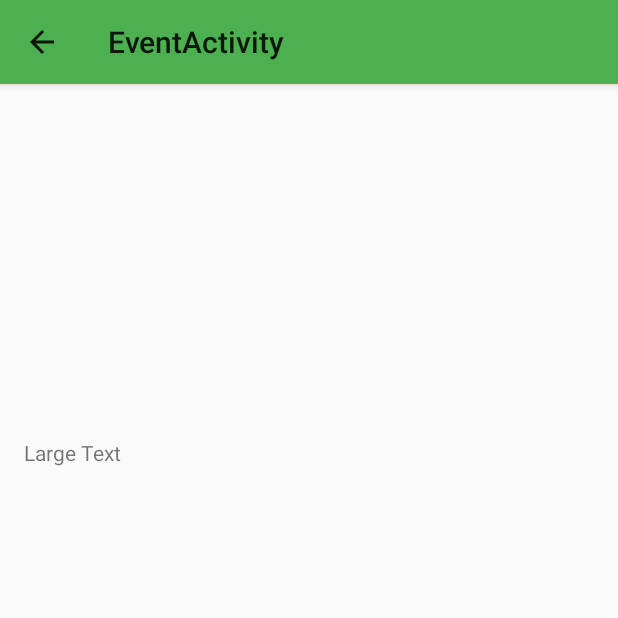
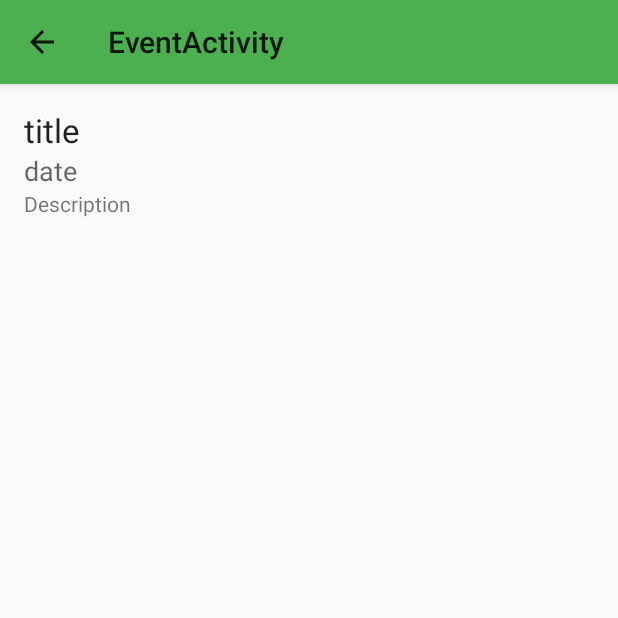
Before and after one commit to dalogax/SportEvents, an Android app: the EventActivity screen opened directly, with no data from a screen before it, on a phone screen of 412 x 824 dp, the top half of it. Run offline under Robolectric (Android 15) with nearby library versions, the phone set to English and light mode, and no system bars; 1 statement that could not run was skipped.

Commit message:
activity event

```diff
--- a/app/src/main/java/com/dalogax/sportevents/EventActivity.java
+++ b/app/src/main/java/com/dalogax/sportevents/EventActivity.java
@@ -10,6 +10,7 @@ import android.graphics.BitmapFactory;
 import android.os.Bundle;
 import android.view.Menu;
 import android.view.MenuItem;
+import android.widget.DatePicker;
 import android.widget.ImageView;
 import android.widget.TextView;
 
@@ -37,6 +38,10 @@ public class EventActivity extends Activity {
             }
             TextView eDesc = (TextView) findViewById(R.id.e_description);
             eDesc.setText(event.description);
+            TextView eDate = (TextView) findViewById(R.id.e_date);
+            eDate.setText(event.getDate());
+            TextView eTitle = (TextView) findViewById(R.id.e_title);
+            eTitle.setText(event.getTitle());
         }
     }
 
--- a/app/src/main/res/layout/activity_event.xml
+++ b/app/src/main/res/layout/activity_event.xml
@@ -5,19 +5,46 @@
     android:paddingTop="@dimen/activity_vertical_margin"
     android:paddingBottom="@dimen/activity_vertical_margin"
     tools:context="com.dalogax.sportevents.EventActivity">
+    <ScrollView xmlns:android="http://schemas.android.com/apk/res/android"
+        android:layout_width="match_parent"
+        android:layout_height="match_parent" >
+        <LinearLayout
+            android:layout_width="match_parent"
+            android:layout_height="wrap_content"
+            android:orientation="vertical">
             <ImageView
-        android:layout_width="150dp"
-        android:layout_height="220dp"
+                android:layout_width="wrap_content"
+                android:layout_height="wrap_content"
                 android:id="@+id/e_image"
                 android:layout_alignParentTop="true"
                 android:layout_centerHorizontal="true" />
             <TextView
+                android:textAppearance="?android:attr/textAppearanceLarge"
+                android:layout_width="wrap_content"
+                android:layout_height="wrap_content"
+                android:id="@+id/e_title"
+                android:text="title"
+                android:layout_below="@+id/e_image"
+                android:layout_toEndOf="@+id/e_image"
+                android:layout_alignParentLeft="true"/>
+            <TextView
+                android:textAppearance="?android:attr/textAppearanceMedium"
+                android:layout_width="wrap_content"
+                android:layout_height="wrap_content"
+                android:id="@+id/e_date"
+                android:text="date"
+                android:layout_below="@+id/e_title"
+                android:layout_toEndOf="@+id/e_title"
+                android:layout_alignParentLeft="true"/>
+            <TextView
                 android:layout_width="wrap_content"
                 android:layout_height="wrap_content"
                 android:textAppearance="?android:attr/textAppearanceSmall"
-        android:text="Large Text"
+                android:text="Description"
                 android:id="@+id/e_description"
-        android:layout_below="@+id/e_image"
-        android:layout_toEndOf="@+id/e_image"
+                android:layout_below="@+id/e_date"
+                android:layout_toEndOf="@+id/e_date"
                 android:layout_alignParentLeft="true"/>
+        </LinearLayout>
+    </ScrollView>
 </RelativeLayout>
--- a/app/src/main/res/menu/main.xml
+++ b/app/src/main/res/menu/main.xml
@@ -4,7 +4,7 @@
         android:title="@string/search_title"
         android:icon="@android:drawable/ic_menu_search"
         android:showAsAction="collapseActionView|ifRoom"
-        android:actionViewClass="android.widget.SearchView" />
+        android:actionViewClass="android.widget.SearchView"/>
     <!--<item android:id="@+id/action_example" android:title="@string/action_example"
         android:showAsAction="withText|ifRoom" />
     <item android:id="@+id/action_settings" android:title="@string/action_settings"
--- a/app/src/main/res/values-v21/styles.xml
+++ b/app/src/main/res/values-v21/styles.xml
@@ -5,7 +5,7 @@
     <color name="accent">#607D8B</color>
     <color name="primary_text">#212121</color>
     <color name="secondary_text">#727272</color>
-    <color name="icons">#FFFFFF</color>
+    <color name="icons">#111111</color>
     <color name="divider">#B6B6B6</color>
     <style name="AppTheme" parent="android:Theme.Material.Light">
         <item name="android:colorPrimary">@color/primary</item>
--- a/app/src/main/res/values/styles.xml
+++ b/app/src/main/res/values/styles.xml
@@ -5,7 +5,7 @@
     <color name="accent">#607D8B</color>
     <color name="primary_text">#212121</color>
     <color name="secondary_text">#727272</color>
-    <color name="icons">#FFFFFF</color>
+    <color name="icons">#111111</color>
     <color name="divider">#B6B6B6</color>
     <style name="AppTheme" parent="android:Theme.Material.Light">
         <item name="android:colorPrimary">@color/primary</item>
```
Also changed, not shown: app/src/main/java/com/dalogax/sportevents/MainActivity.java (+2 -10 lines), app/src/main/res/layout/activity_main.xml (+8 -7 lines), app/src/main/res/drawable-hdpi/ic_drawer.png, app/src/main/res/drawable-mdpi/ic_drawer.png, app/src/main/res/drawable-xhdpi/ic_drawer.png, app/src/main/res/drawable-xxhdpi/ic_drawer.png, app/src/main/res/drawable-xxhdpi/ic_launcher.png. Lines whose indentation alone changed are shown as unchanged.
